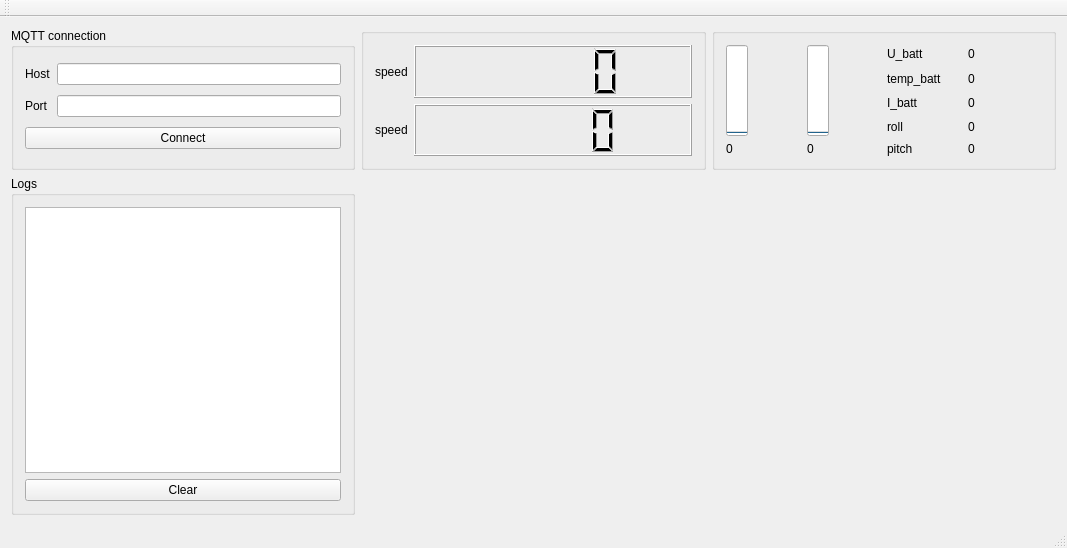
The window that mainwindow.ui (KacperChmielewski/pwrsbt-groundStation) describes before a commit, drawn with Qt 5.
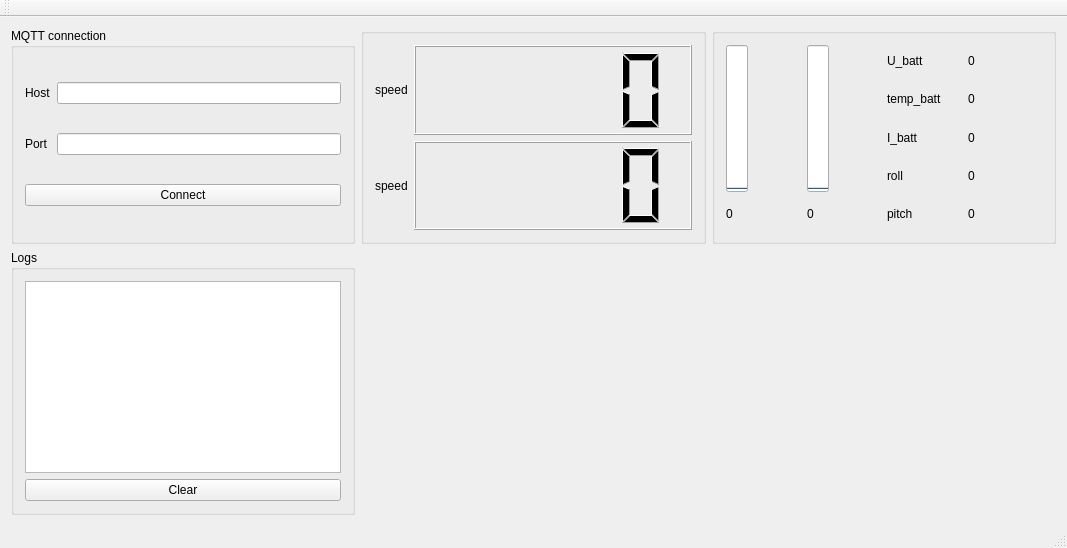
The same window after the commit.

What changed in the file:
```diff
--- a/mainwindow.ui
+++ b/mainwindow.ui
@@ -24,7 +24,7 @@
        <item row="1" column="1">
         <widget class="QLCDNumber" name="lcdSpeed2">
          <property name="sizePolicy">
-          <sizepolicy hsizetype="Expanding" vsizetype="Minimum">
+          <sizepolicy hsizetype="Expanding" vsizetype="MinimumExpanding">
            <horstretch>0</horstretch>
            <verstretch>0</verstretch>
           </sizepolicy>
@@ -41,7 +41,7 @@
        <item row="0" column="1">
         <widget class="QLCDNumber" name="lcdSpeed1">
          <property name="sizePolicy">
-          <sizepolicy hsizetype="Expanding" vsizetype="Minimum">
+          <sizepolicy hsizetype="Expanding" vsizetype="MinimumExpanding">
            <horstretch>0</horstretch>
            <verstretch>0</verstretch>
           </sizepolicy>
```
